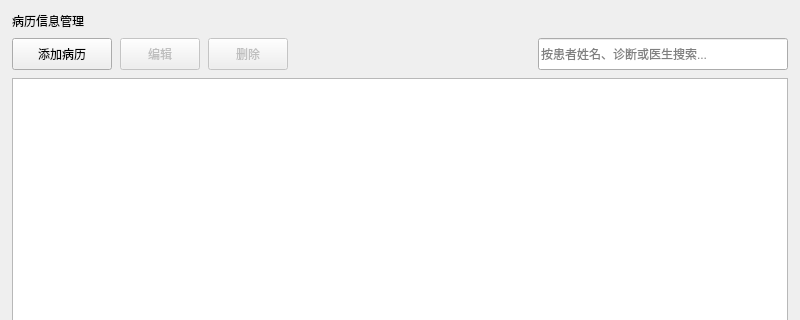
First picture: the form in ui/medicalrecordwidget.ui, repository n641736798/Qt-Gui-Hospital, before the edit; both pictures show x 0 to 800 and y 0 to 320 of the 800 by 600 pixel window.
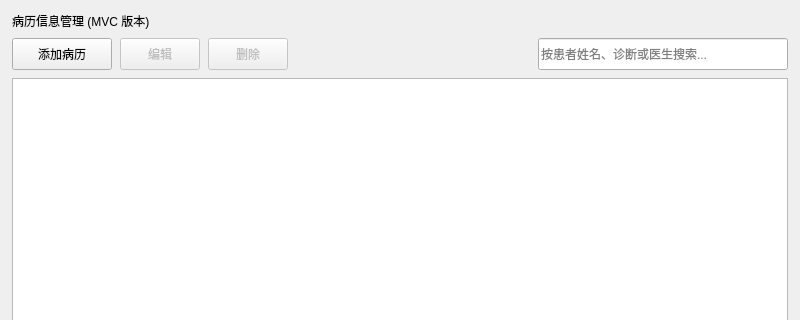
Second picture: the form after the edit.

Commit message: 对患者表增加了MVC架构的实现，对病历表增加了QTableWidget的实现。

```diff
--- a/ui/medicalrecordwidget.ui
+++ b/ui/medicalrecordwidget.ui
@@ -32,7 +32,7 @@
    <item>
     <widget class="QLabel" name="pageTitle">
      <property name="text">
-      <string>病历信息管理</string>
+      <string>病历信息管理 (MVC 版本)</string>
      </property>
      <property name="alignment">
       <set>Qt::AlignmentFlag::AlignLeading|Qt::AlignmentFlag::AlignLeft|Qt::AlignmentFlag::AlignVCenter</set>
```
Left out of the diff: 2 changed lines with no effect on the pictures. The commit also changes 8 other files.
